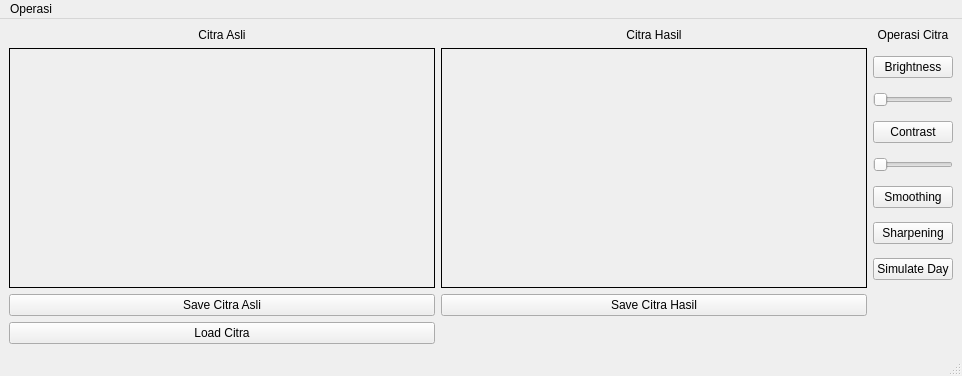
First picture: the form in GUI.ui, repository RaihanDaiva/Tugas-Besar, before the edit.
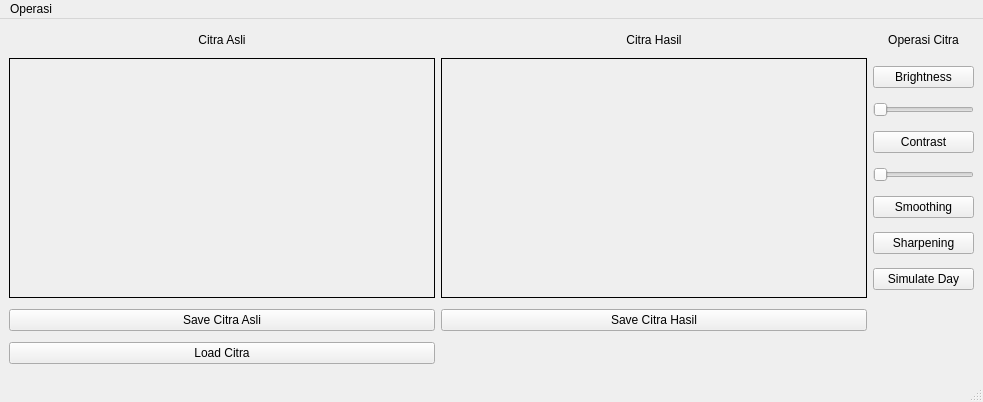
Second picture: the form after the edit.

Commit message: Smoothing yg real

The edit to the form file:
```diff
--- a/GUI.ui
+++ b/GUI.ui
@@ -6,8 +6,8 @@
    <rect>
     <x>0</x>
     <y>0</y>
-    <width>959</width>
-    <height>376</height>
+    <width>983</width>
+    <height>402</height>
    </rect>
   </property>
   <property name="windowTitle">
@@ -200,8 +200,8 @@
     <rect>
      <x>0</x>
      <y>0</y>
-     <width>959</width>
-     <height>21</height>
+     <width>983</width>
+     <height>26</height>
     </rect>
    </property>
    <widget class="QMenu" name="menuGrayscale">
```
Left out of the diff: 106 changed lines with no effect on the pictures. The commit also changes 2 other files.
